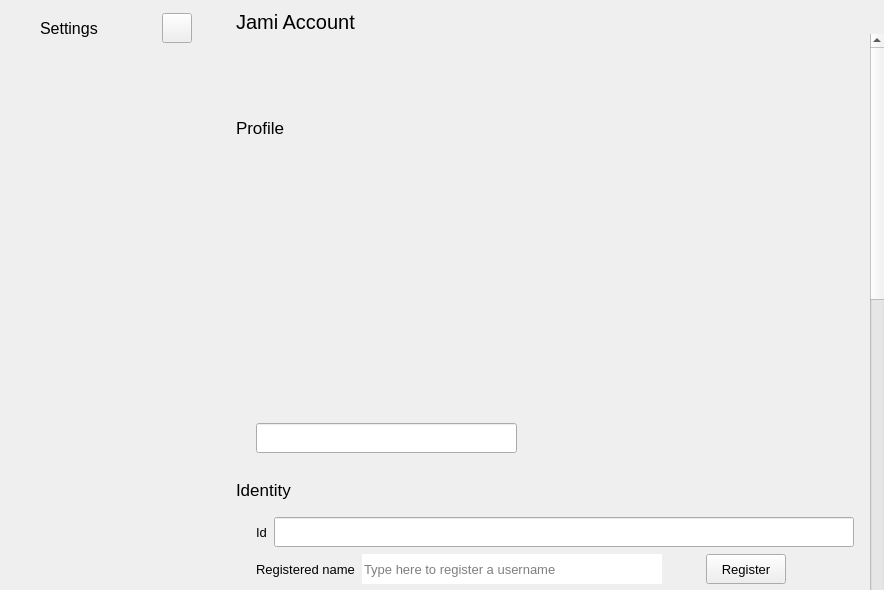
savoirfairelinux/jami-client-windows, file src/settingswidget.ui: the form before one commit.
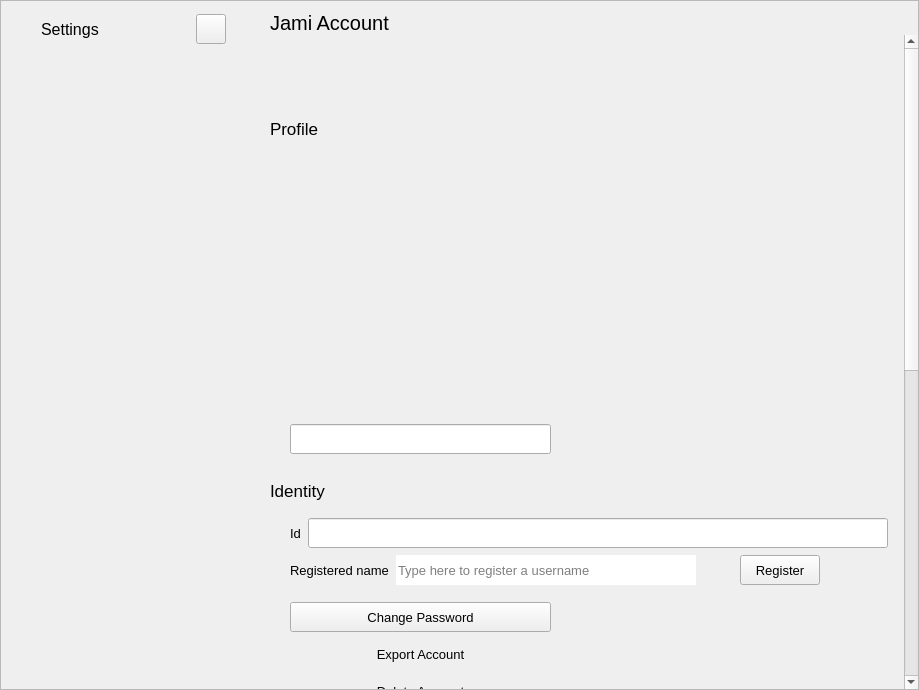
The form after the commit. Icons and pictures are not drawn. Custom widgets are drawn as their Qt base class.

Commit message: misc: add scroll view to all major widgets

```diff
--- a/src/settingswidget.ui
+++ b/src/settingswidget.ui
@@ -6,14 +6,14 @@
    <rect>
     <x>0</x>
     <y>0</y>
-    <width>884</width>
-    <height>590</height>
+    <width>919</width>
+    <height>690</height>
    </rect>
   </property>
   <property name="windowTitle">
    <string>Form</string>
   </property>
-  <layout class="QHBoxLayout" name="horizontalLayout_3">
+  <layout class="QVBoxLayout" name="verticalLayout_16">
    <property name="spacing">
     <number>0</number>
    </property>
@@ -30,8 +30,20 @@
     <number>0</number>
    </property>
    <item>
-    <widget class="QWidget" name="containerWidget" native="true">
-     <layout class="QGridLayout" name="containerWidgetLayout">
+    <widget class="QScrollArea" name="settingsWidgetScrollArea">
+     <property name="widgetResizable">
+      <bool>true</bool>
+     </property>
+     <widget class="QWidget" name="settingsWidgetScrollAreaContents">
+      <property name="geometry">
+       <rect>
+        <x>0</x>
+        <y>0</y>
+        <width>917</width>
+        <height>688</height>
+       </rect>
+      </property>
+      <layout class="QGridLayout" name="gridLayout_2">
       <property name="leftMargin">
        <number>0</number>
       </property>
@@ -1462,9 +1474,9 @@
                 <property name="geometry">
                  <rect>
                   <x>0</x>
-                  <y>-360</y>
-                  <width>687</width>
-                  <height>1387</height>
+                   <y>0</y>
+                   <width>691</width>
+                   <height>1405</height>
                  </rect>
                 </property>
                 <property name="styleSheet">
@@ -4263,22 +4275,23 @@
       </item>
      </layout>
     </widget>
+    </widget>
    </item>
   </layout>
  </widget>
  <customwidgets>
-  <customwidget>
-   <class>ToggleSwitch</class>
-   <extends>QWidget</extends>
-   <header>toggleswitch.h</header>
-   <container>1</container>
-  </customwidget>
   <customwidget>
    <class>PhotoboothWidget</class>
    <extends>QWidget</extends>
    <header>photoboothwidget.h</header>
    <container>1</container>
   </customwidget>
+  <customwidget>
+   <class>ToggleSwitch</class>
+   <extends>QWidget</extends>
+   <header>toggleswitch.h</header>
+   <container>1</container>
+  </customwidget>
   <customwidget>
    <class>LevelMeter</class>
    <extends>QProgressBar</extends>
```
Left out of the diff: 2 changed lines with no effect on the pictures. Lines whose indentation alone changed are shown as unchanged. The commit also changes 6 other files.
